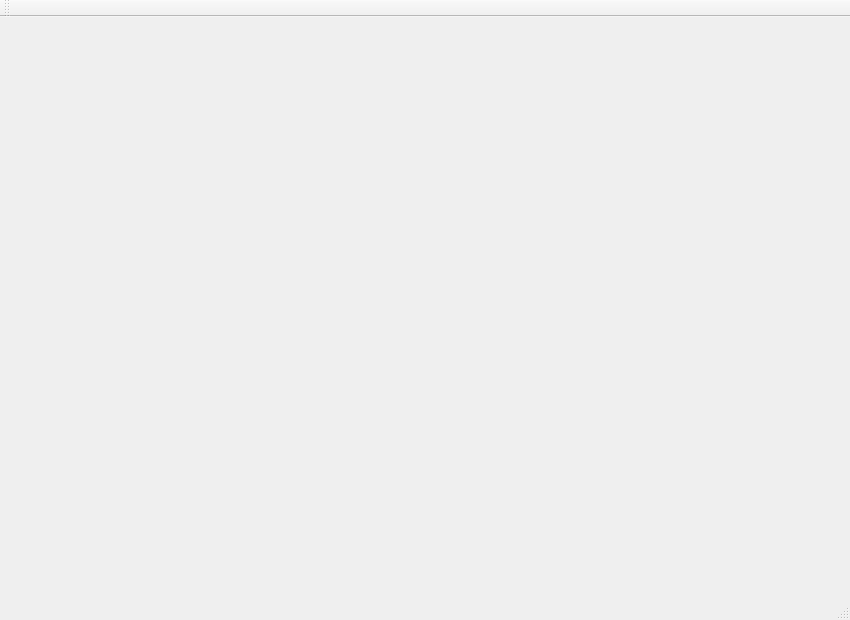
Old version of the form mainwindow.ui in the repository UkuleleV2/Qt-ToDoList.
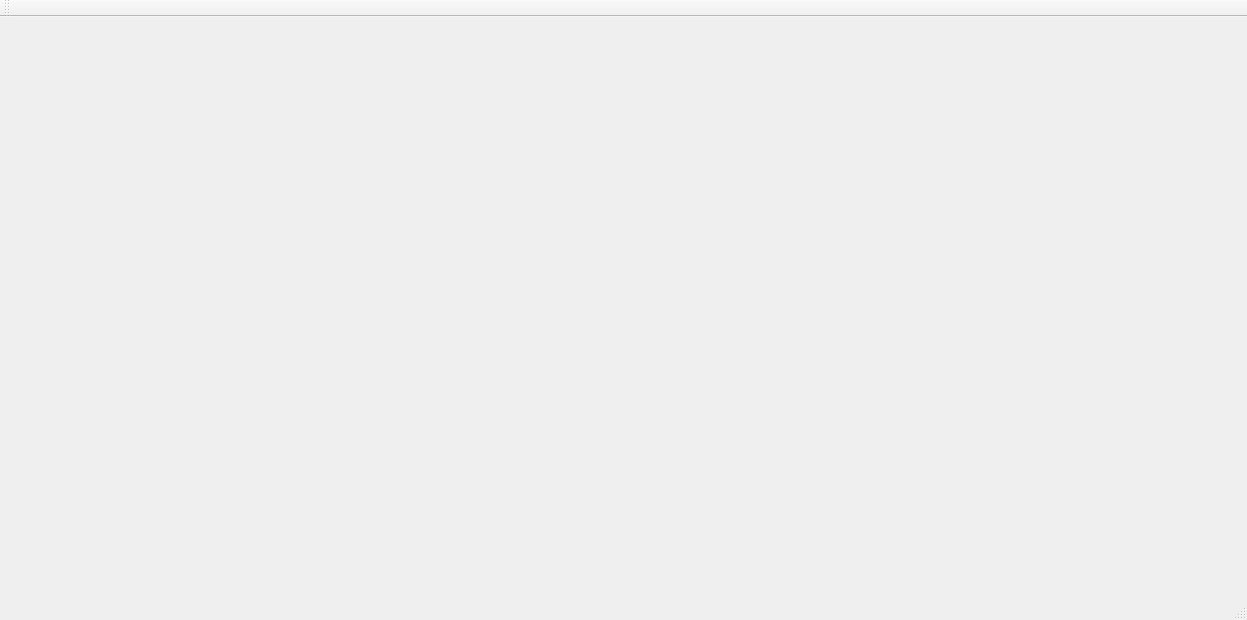
New version of the form.

What changed in the file:
```diff
--- a/mainwindow.ui
+++ b/mainwindow.ui
@@ -6,7 +6,7 @@
    <rect>
     <x>0</x>
     <y>0</y>
-    <width>850</width>
+    <width>1247</width>
     <height>620</height>
    </rect>
   </property>
```
Left out of the diff: 2 changed lines with no effect on the pictures.
